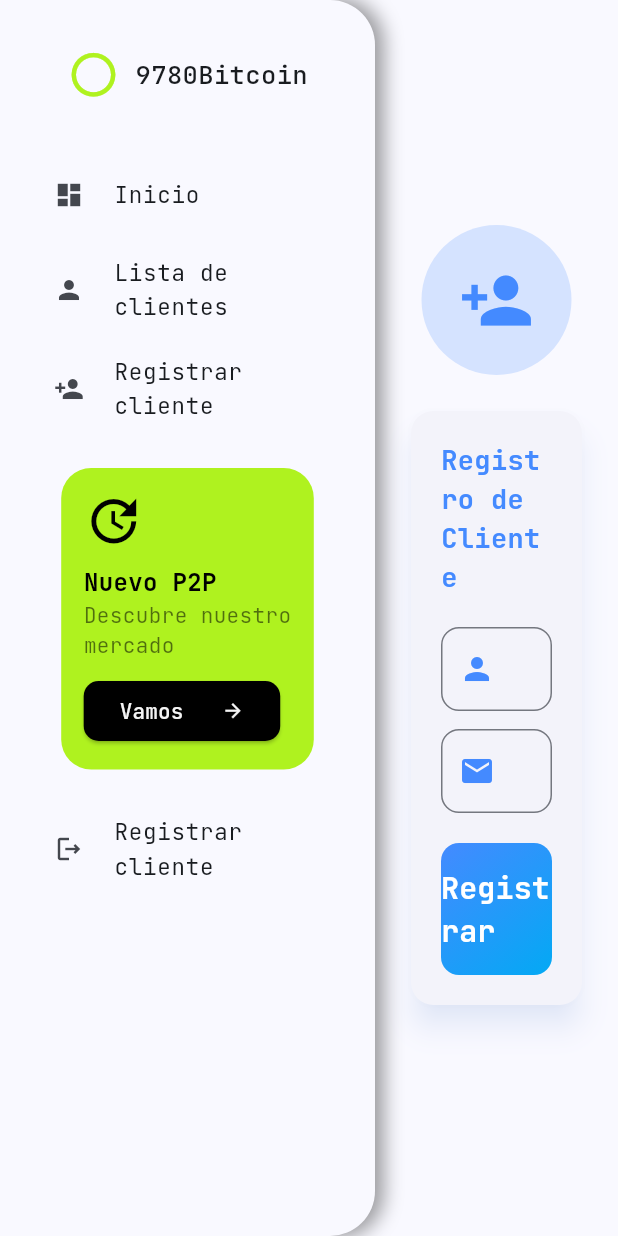
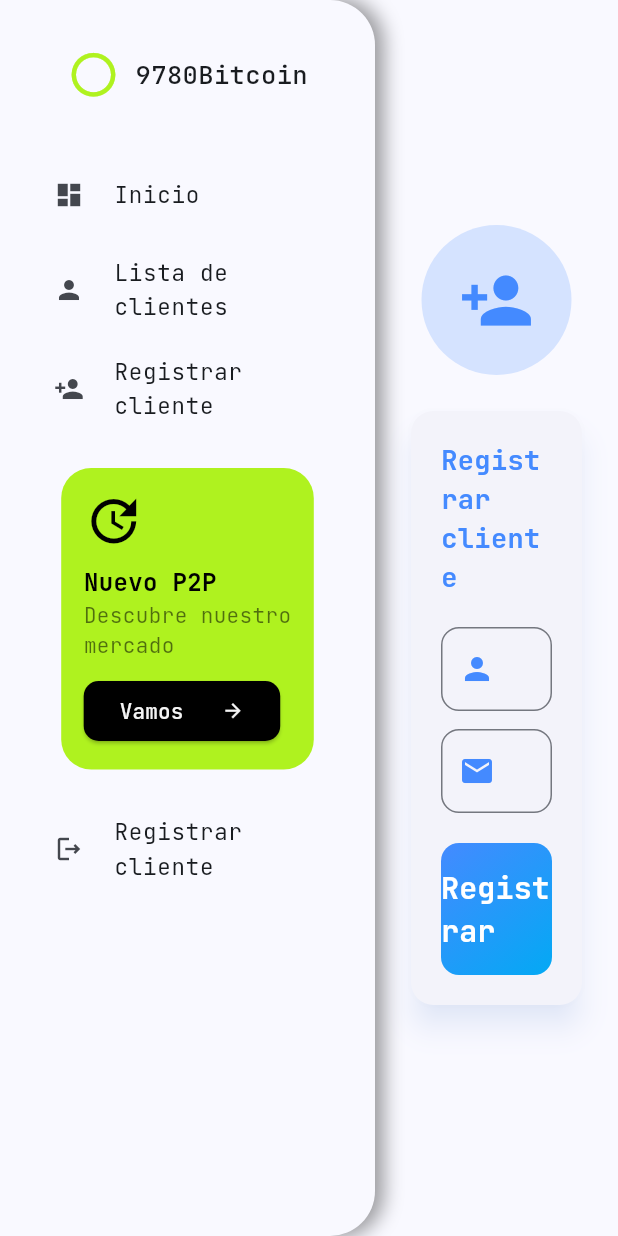
Before and after one commit to pat-devcorp/app, a Flutter app: the RegisterClientPage screen opened directly, on a phone screen of 412 x 824 dp. Run offline on Flutter 3.47's test engine with Material 3 defaults, Android fonts, the phone set to English and light mode, and no system bars; our stand-ins replace flutter_dotenv, flutter_riverpod, get_it, google_fonts, page_transition.

Commit message:
change words

```diff
--- a/assets/language/es.json
+++ b/assets/language/es.json
@@ -12,5 +12,8 @@
   "clientList": "Lista de clientes",
   "registerClient": "Registrar cliente",
   "home": "Inicio",
-  "welcomeTo9780Bitcoin": "Bienvenido a 9780Bitcoin"
+  "welcomeTo9780Bitcoin": "Bienvenido a 9780Bitcoin",
+  "name": "Nombre",
+  "email": "Correo",
+  "register": "Registrar"
 }
--- a/lib/Presentation/language/ui_labels.dart
+++ b/lib/Presentation/language/ui_labels.dart
@@ -13,6 +13,9 @@ class UiLabels {
   final String registerClient;
   final String home;
   final String welcomeTo9780Bitcoin;
+  final String name;
+  final String email;
+  final String register;
 
   UiLabels({
     required this.menuItemHome,
@@ -28,7 +31,10 @@ class UiLabels {
     required this.clientList,
     required this.registerClient,
     required this.home,
-    required this.welcomeTo9780Bitcoin
+    required this.welcomeTo9780Bitcoin,
+    required this.name,
+    required this.email,
+    required this.register,
   });
 
   factory UiLabels.fromJson(Map<String, dynamic> json) {
@@ -46,7 +52,10 @@ class UiLabels {
       clientList: json["clientList"] ?? "Client list",
       registerClient: json["registerClient"] ?? "Register client",
       home: json["home"] ?? "home",
-      welcomeTo9780Bitcoin: json["welcomeTo9780Bitcoin"] ?? "Welcome to 9780Bitcoin"
+      welcomeTo9780Bitcoin: json["welcomeTo9780Bitcoin"] ?? "Welcome to 9780Bitcoin",
+      name: json['name'] ?? 'name',
+      email: json['email'] ?? 'email',
+      register: json['register'] ?? 'register',
     );
   }
 }
--- a/lib/Presentation/views/pages/register_client_page.dart
+++ b/lib/Presentation/views/pages/register_client_page.dart
@@ -2,6 +2,7 @@
 
 import 'package:app/Domain/Model/response.dart';
 import 'package:app/Infrastructure/Service/client_service.dart';
+import 'package:app/Presentation/language/ui_labels.dart';
 import 'package:app/Presentation/router/pages.dart';
 import 'package:app/Presentation/router/router.dart';
 import 'package:app/Presentation/views/style/dimension.dart';
@@ -9,6 +10,7 @@ import 'package:app/Presentation/views/style/font_size.dart';
 import 'package:app/Presentation/views/widget/body_widget.dart';
 import 'package:app/Presentation/views/widget/notification_snack_bar.dart';
 import 'package:flutter/material.dart';
+import 'package:get_it/get_it.dart';
 
 class RegisterClientPage extends StatefulWidget {
   const RegisterClientPage({super.key});
@@ -18,6 +20,7 @@ class RegisterClientPage extends StatefulWidget {
 }
 
 class _RegisterClientPageState extends State<RegisterClientPage> {
+  final UiLabels labels = GetIt.instance<UiLabels>();
   final _formKey = GlobalKey<FormState>();
   String name = '';
   String email = '';
@@ -80,7 +83,7 @@ class _RegisterClientPageState extends State<RegisterClientPage> {
                           mainAxisSize: MainAxisSize.min,
                           children: [
                             Text(
-                              "Registro de Cliente",
+                              labels.registerClient,
                               style: TextStyle(
                                 fontSize: context.fontSizes[FontSize.headline4],
                                 fontWeight: FontWeight.bold,
@@ -91,7 +94,7 @@ class _RegisterClientPageState extends State<RegisterClientPage> {
 
                             TextFormField(
                               decoration: InputDecoration(
-                                labelText: "Nombre",
+                                labelText: labels.name,
                                 prefixIcon: Icon(Icons.person, color: Colors.blueAccent),
                                 border: OutlineInputBorder(
                                   borderRadius: BorderRadius.circular(12),
@@ -109,7 +112,7 @@ class _RegisterClientPageState extends State<RegisterClientPage> {
 
                             TextFormField(
                               decoration: InputDecoration(
-                                labelText: "Correo",
+                                labelText: labels.email,
                                 prefixIcon: Icon(Icons.email, color: Colors.blueAccent),
                                 border: OutlineInputBorder(
                                   borderRadius: BorderRadius.circular(12),
@@ -152,7 +155,7 @@ class _RegisterClientPageState extends State<RegisterClientPage> {
                                         ),
                                       ),
                                       child: Text(
-                                        "Registrar",
+                                        labels.register,
                                         style: TextStyle(
                                           fontSize: context.fontSizes[FontSize.button],
                                           fontWeight: FontWeight.bold,
```
Also changed, not shown: lib/Presentation/views/widget/side_bar_widget.dart (line endings or trailing spaces).
